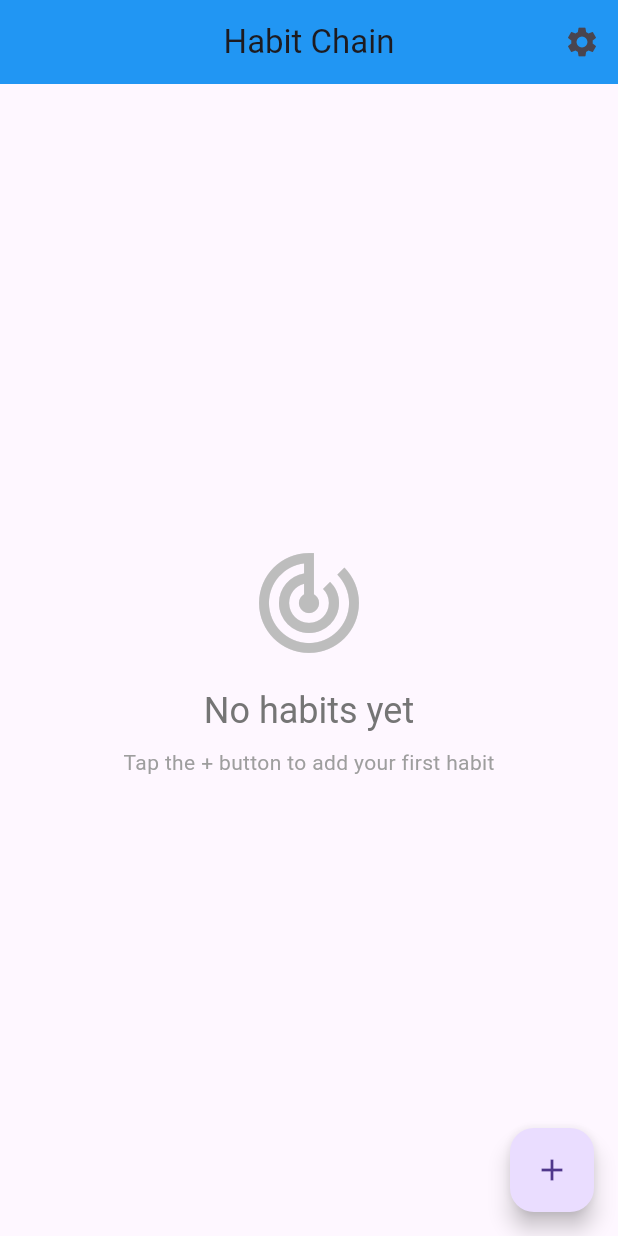
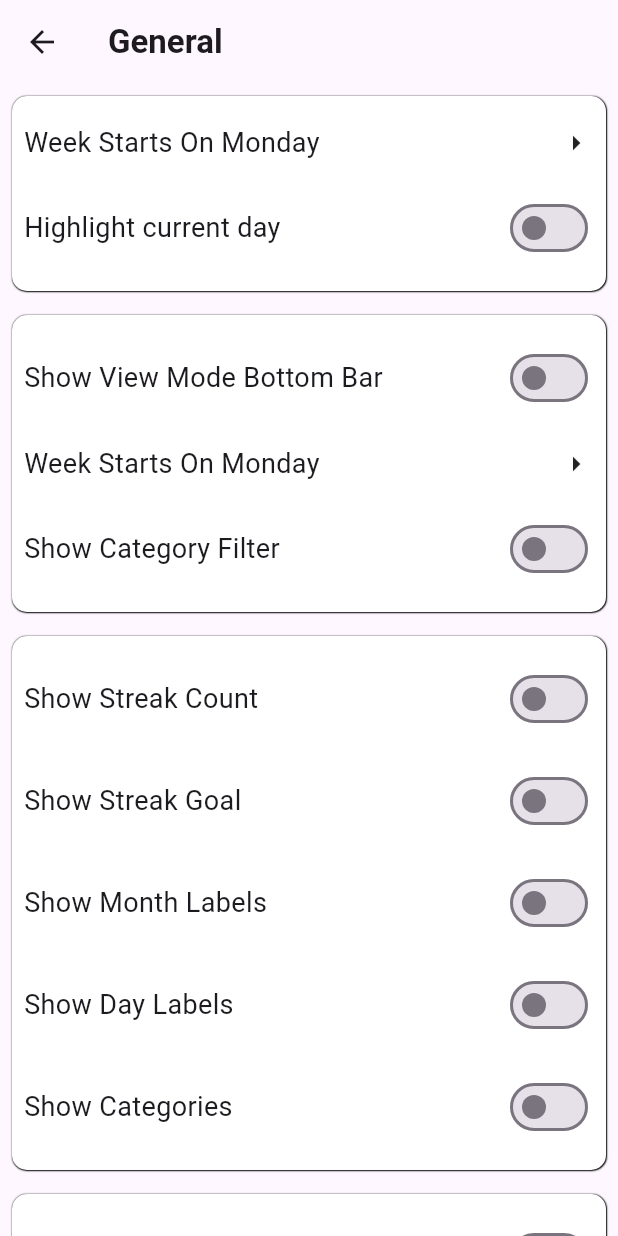
Before and after one commit to wahab499/Habit-Tracker-Flutter-App, a Flutter app: the screen it shows after launch, after a tap on the "settings" icon, after a tap on "General", on a phone screen of 412 x 824 dp. Run offline on Flutter 3.47's test engine with Material 3 defaults, Android fonts, the phone set to English and light mode, and no system bars; our stand-ins replace shared_preferences.

Commit message:
Settings Screens

```diff
--- a/lib/screens/homescreen.dart
+++ b/lib/screens/homescreen.dart
@@ -2,6 +2,9 @@ import 'package:flutter/material.dart';
 import 'package:habit_chain/colors.dart';
 import 'package:habit_chain/screens/add_habit.dart';
 import 'package:habit_chain/service/habit_service.dart';
+import 'package:habit_chain/settings/archived.dart';
+import 'package:habit_chain/settings/general.dart';
+import 'package:habit_chain/settings/theme.dart';
 import 'package:habit_chain/widgets/habit_card.dart';
 
 class Homescreen extends StatefulWidget {
@@ -37,12 +40,16 @@ class _HomescreenState extends State<Homescreen> {
       appBar: AppBar(
         title: const Text(
           'Habit Chain',
+          style: TextStyle(color: Colors.white, fontWeight: FontWeight.w600),
         ),
         centerTitle: true,
         backgroundColor: MyColors.primary,
         actions: [
           IconButton(
-            icon: const Icon(Icons.settings),
+            icon: const Icon(
+              Icons.settings,
+              color: Colors.white,
+            ),
             onPressed: () => _scaffoldKey.currentState?.openEndDrawer(),
             tooltip: 'Settings',
           ),
@@ -73,7 +80,8 @@ class _HomescreenState extends State<Homescreen> {
                   leading: const Icon(Icons.tune),
                   title: const Text('General'),
                   onTap: () {
-                    Navigator.of(context).maybePop();
+                    Navigator.push(context,
+                        MaterialPageRoute(builder: (context) => General()));
                   },
                 ),
                 ListTile(
@@ -87,14 +95,18 @@ class _HomescreenState extends State<Homescreen> {
                   leading: const Icon(Icons.palette),
                   title: const Text('Theme'),
                   onTap: () {
-                    Navigator.of(context).maybePop();
+                    Navigator.push(context,
+                        MaterialPageRoute(builder: (context) => Thememode()));
                   },
                 ),
                 ListTile(
                   leading: const Icon(Icons.archive_outlined),
                   title: const Text('Archived Habit'),
                   onTap: () {
-                    Navigator.of(context).maybePop();
+                    Navigator.push(
+                        context,
+                        MaterialPageRoute(
+                            builder: (context) => ArchivedHabits()));
                   },
                 ),
                 ListTile(
--- /dev/null
+++ b/lib/settings/general.dart
@@ -0,0 +1,305 @@
+import 'package:flutter/material.dart';
+
+class General extends StatefulWidget {
+  const General({super.key});
+
+  @override
+  State<General> createState() => _GeneralState();
+}
+
+class _GeneralState extends State<General> {
+  bool _onChange = false;
+  @override
+  Widget build(BuildContext context) {
+    return Scaffold(
+      appBar: AppBar.new(
+        title: Text(
+          'General',
+          style: TextStyle(
+            fontWeight: FontWeight.w600,
+          ),
+        ),
+      ),
+      body: SingleChildScrollView(
+        scrollDirection: Axis.vertical,
+        child: Column(
+          children: [
+            Padding(
+              padding: const EdgeInsets.all(8.0),
+              child: Container(
+                decoration: BoxDecoration(
+                    borderRadius: BorderRadius.circular(10),
+                    color: Colors.white,
+                    boxShadow: [
+                      BoxShadow(
+                        color: Colors.black, offset: Offset(0.5, 0.1),
+                        spreadRadius: 0.1, // How much the shadow expands
+                        blurRadius: 0.1,
+                      )
+                    ]),
+                child: Padding(
+                  padding: const EdgeInsets.all(8.0),
+                  child: Column(
+                    children: [
+                      Padding(
+                        padding: const EdgeInsets.symmetric(vertical: 10),
+                        child: Row(
+                          mainAxisAlignment: MainAxisAlignment.spaceBetween,
+                          children: [
+                            Text('Week Starts On Monday',
+                                style: TextStyle(fontSize: 18)),
+                            Icon(Icons.arrow_right)
+                          ],
+                        ),
+                      ),
+                      Padding(
+                        padding: const EdgeInsets.symmetric(vertical: 10),
+                        child: Row(
+                          mainAxisAlignment: MainAxisAlignment.spaceBetween,
+                          children: [
+                            Text('Highlight current day',
+                                style: TextStyle(fontSize: 18)),
+                            Switch(
+                                value: _onChange,
+                                onChanged: (value) {
+                                  setState(() {
+                                    _onChange = value;
+                                  });
+                                })
+                          ],
+                        ),
+                      ),
+                    ],
+                  ),
+                ),
+              ),
+            ),
+            Padding(
+              padding: const EdgeInsets.all(8.0),
+              child: Container(
+                decoration: BoxDecoration(
+                    borderRadius: BorderRadius.circular(10),
+                    color: Colors.white,
+                    boxShadow: [
+                      BoxShadow(
+                        color: Colors.black, offset: Offset(0.5, 0.1),
+                        spreadRadius: 0.1, // How much the shadow expands
+                        blurRadius: 0.1,
+                      )
+                    ]),
+                child: Padding(
+                  padding: const EdgeInsets.all(8.0),
+                  child: Column(
+                    children: [
+                      Padding(
+                        padding: const EdgeInsets.symmetric(vertical: 10),
+                        child: Row(
+                          mainAxisAlignment: MainAxisAlignment.spaceBetween,
+                          children: [
+                            Text('Show View Mode Bottom Bar',
+                                style: TextStyle(fontSize: 18)),
+                            Switch(
+                                value: _onChange,
+                                onChanged: (value) {
+                                  setState(() {
+                                    _onChange = value;
+                                  });
+                                })
+                          ],
+                        ),
+                      ),
+                      Padding(
+                        padding: const EdgeInsets.symmetric(vertical: 10),
+                        child: Row(
+                          mainAxisAlignment: MainAxisAlignment.spaceBetween,
+                          children: [
+                            Text('Week Starts On Monday',
+                                style: TextStyle(fontSize: 18)),
+                            Icon(Icons.arrow_right)
+                          ],
+                        ),
+                      ),
+                      Padding(
+                        padding: const EdgeInsets.symmetric(vertical: 10),
+                        child: Row(
+                          mainAxisAlignment: MainAxisAlignment.spaceBetween,
+                          children: [
+                            Text('Show Category Filter',
+                                style: TextStyle(fontSize: 18)),
+                            Switch(
+                                value: _onChange,
+                                onChanged: (value) {
+                                  setState(() {
+                                    _onChange = value;
+                                  });
+                                })
+                          ],
+                        ),
+                      ),
+                    ],
+                  ),
+                ),
+              ),
+            ),
+            Padding(
+              padding: const EdgeInsets.all(8.0),
+              child: Container(
+                decoration: BoxDecoration(
+                    borderRadius: BorderRadius.circular(10),
+                    color: Colors.white,
+                    boxShadow: [
+                      BoxShadow(
+                        color: Colors.black, offset: Offset(0.5, 0.1),
+                        spreadRadius: 0.1, // How much the shadow expands
+                        blurRadius: 0.1,
+                      )
+                    ]),
+                child: Padding(
+                  padding: const EdgeInsets.all(8.0),
+                  child: Column(
+                    children: [
+                      Padding(
+                        padding: const EdgeInsets.symmetric(vertical: 10),
+                        child: Row(
+                          mainAxisAlignment: MainAxisAlignment.spaceBetween,
+                          children: [
+                            Text('Show Streak Count',
+                                style: TextStyle(fontSize: 18)),
+                            Switch(
+                                value: _onChange,
+                                onChanged: (value) {
+                                  setState(() {
+                                    _onChange = value;
+                                  });
+                                })
+                          ],
+                        ),
+                      ),
+                      Padding(
+                        padding: const EdgeInsets.symmetric(vertical: 10),
+                        child: Row(
+                          mainAxisAlignment: MainAxisAlignment.spaceBetween,
+                          children: [
+                            Text('Show Streak Goal',
+                                style: TextStyle(fontSize: 18)),
+                            Switch(
+                                value: _onChange,
+                                onChanged: (value) {
+                                  setState(() {
+                                    _onChange = value;
+                                  });
+                                })
+                          ],
+                        ),
+                      ),
+                      Padding(
+                        padding: const EdgeInsets.symmetric(vertical: 10),
+                        child: Row(
+                          mainAxisAlignment: MainAxisAlignment.spaceBetween,
+                          children: [
+                            Text('Show Month Labels',
+                                style: TextStyle(fontSize: 18)),
+                            Switch(
+                                value: _onChange,
+                                onChanged: (value) {
+                                  setState(() {
+                                    _onChange = value;
+                                  });
+                                })
+                          ],
+                        ),
+                      ),
+                      Padding(
+                        padding: const EdgeInsets.symmetric(vertical: 10),
+                        child: Row(
+                          mainAxisAlignment: MainAxisAlignment.spaceBetween,
+                          children: [
+                            Text('Show Day Labels',
+                                style: TextStyle(fontSize: 18)),
+                            Switch(
+                                value: _onChange,
+                                onChanged: (value) {
+                                  setState(() {
+                                    _onChange = value;
+                                  });
+                                })
+                          ],
+                        ),
+                      ),
+                      Padding(
+                        padding: const EdgeInsets.symmetric(vertical: 10),
+                        child: Row(
+                          mainAxisAlignment: MainAxisAlignment.spaceBetween,
+                          children: [
+                            Text('Show Categories',
+                                style: TextStyle(fontSize: 18)),
+                            Switch(
+                                value: _onChange,
+                                onChanged: (value) {
+                                  setState(() {
+                                    _onChange = value;
+                                  });
+                                })
+                          ],
+                        ),
+                      ),
+                    ],
+                  ),
+                ),
+              ),
+            ),
+            Padding(
+              padding: const EdgeInsets.all(8.0),
+              child: Container(
+                decoration: BoxDecoration(
+                    borderRadius: BorderRadius.circular(10),
+                    color: Colors.white,
+                    boxShadow: [
+                      BoxShadow(
+                        color: Colors.black, offset: Offset(0.5, 0.1),
+                        spreadRadius: 0.1, // How much the shadow expands
+                        blurRadius: 0.1,
+                      )
+                    ]),
+                child: Padding(
+                  padding: const EdgeInsets.all(8.0),
+                  child: Column(
+                    children: [
+                      Padding(
+                        padding: const EdgeInsets.symmetric(vertical: 10),
+                        child: Row(
+                          mainAxisAlignment: MainAxisAlignment.spaceBetween,
+                          children: [
+                            Text('Allow Crashlytics',
+                                style: TextStyle(fontSize: 18)),
+                            Switch(
+                                value: _onChange,
+                                onChanged: (value) {
+                                  setState(() {
+                                    _onChange = value;
+                                  });
+                                })
+                          ],
+                        ),
+                      ),
+                      Padding(
+                        padding: const EdgeInsets.symmetric(vertical: 10),
+                        child: Row(
+                          mainAxisAlignment: MainAxisAlignment.spaceBetween,
+                          children: [
+                            Text('RC ID', style: TextStyle(fontSize: 18)),
+                            Icon(Icons.copy)
+                          ],
+                        ),
+                      ),
+                    ],
+                  ),
+                ),
+              ),
+            ),
+          ],
+        ),
+      ),
+    );
+  }
+}
```
Also changed, not shown: lib/settings/archived.dart (added, +14 -0 lines), lib/settings/theme.dart (added, +71 -0 lines), lib/screens/sample.dart (deleted).
